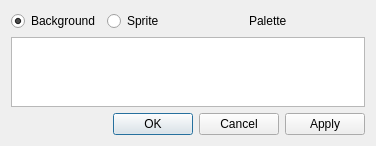
First picture: the form in src/paletteeditwindow.ui, repository devinacker/kale, before the edit.
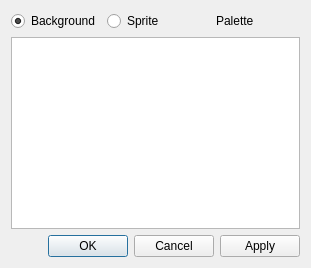
Second picture: the form after the edit.

Commit message: ensure proper layout size constraints

What changed in the file:
```diff
--- a/src/paletteeditwindow.ui
+++ b/src/paletteeditwindow.ui
@@ -14,6 +14,9 @@
    <string>Edit Palettes</string>
   </property>
   <layout class="QGridLayout" name="gridLayout">
+   <property name="sizeConstraint">
+    <enum>QLayout::SetFixedSize</enum>
+   </property>
    <item row="0" column="0">
     <widget class="QRadioButton" name="radioButton_BG">
      <property name="text">
```
The commit also changes 5 other files.
